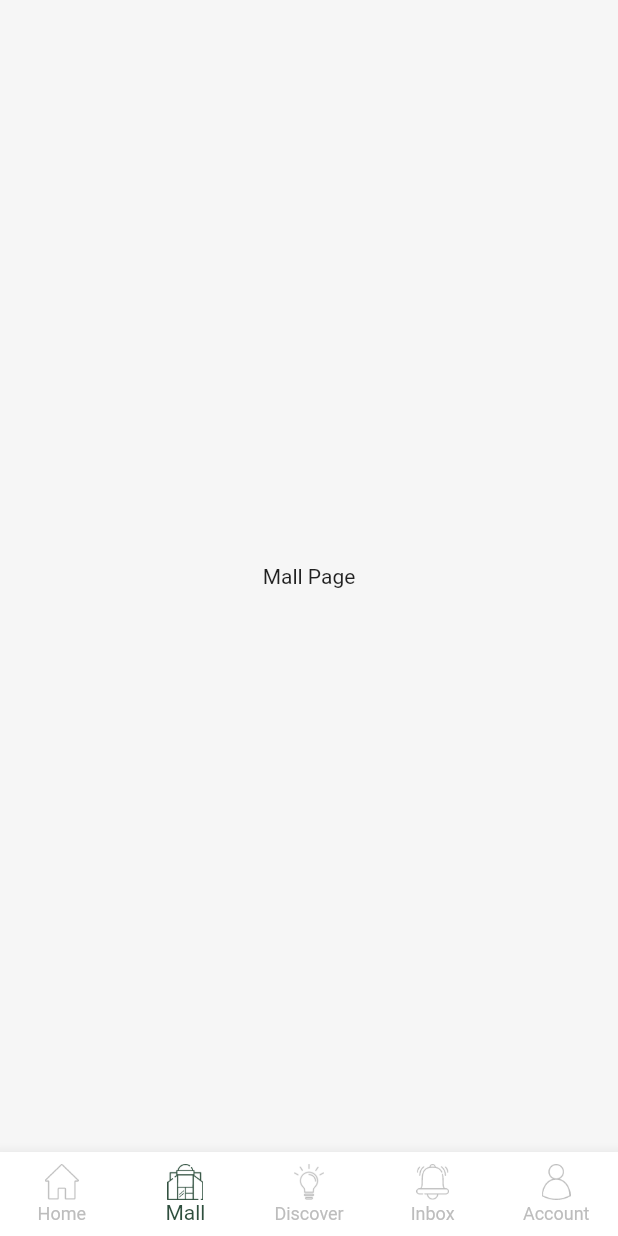
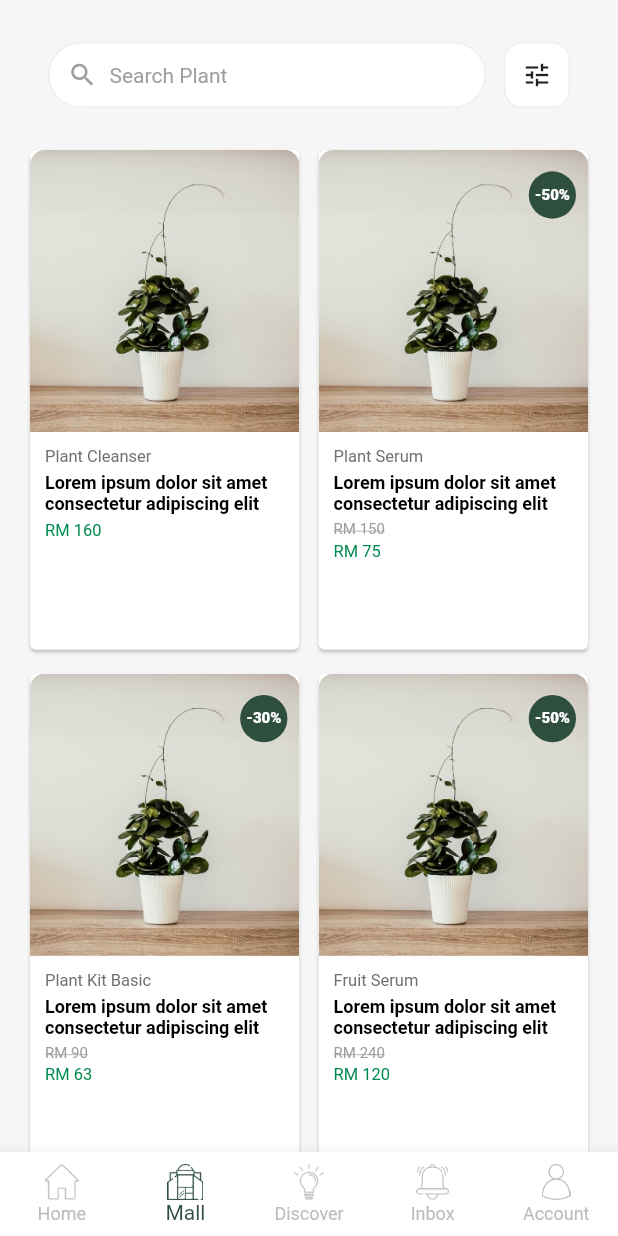
Before and after one commit to fauzibinfaisal/plant_shop, a Flutter app: the screen it shows after launch, item 2 of the bottom bar chosen, on a phone screen of 412 x 824 dp. Run offline on Flutter 3.47's test engine with Material 3 defaults, Android fonts, the light colour scheme and no system bars; our stand-ins replace gap, get.

Commit message:
feat: implement mall page product list feat: add search and empty state handling fix: match search bar UI with design spec

```diff
--- a/lib/core/theme/app_colors.dart
+++ b/lib/core/theme/app_colors.dart
@@ -9,7 +9,8 @@ class AppColors {
   // Backgrounds
   static const Color background = Color(0xFFF6F6F6);
   static const Color cardBackground = Colors.white;
-
+  static const Color textCardTitle = Color(0xFF707070);
+  static const Color textCardSubtitle = Color(0xFF000000);
   // Text
   static const Color textPrimary = Color(0xFF1C1C1C);
   static const Color textSecondary = Color(0xFF7A7A7A);
--- a/lib/core/theme/app_text_styles.dart
+++ b/lib/core/theme/app_text_styles.dart
@@ -75,4 +75,16 @@ class AppTextStyles {
     fontWeight: FontWeight.w800,
     color: AppColors.textMuted,
   );
+
+  static const TextStyle cardTitle = TextStyle(
+    fontSize: 11,
+    fontWeight: FontWeight.normal,
+    color: AppColors.textCardTitle,
+  );
+
+  static const TextStyle cardSubtitle = TextStyle(
+    fontSize: 12,
+    fontWeight: FontWeight.w600,
+    color: AppColors.textCardSubtitle,
+  );
 }
--- /dev/null
+++ b/lib/features/mall/mall_controller.dart
@@ -0,0 +1,89 @@
+import 'package:get/get.dart';
+import 'models/product_item.dart';
+
+class MallController extends GetxController {
+  final products = <ProductItem>[].obs;
+  final filteredProducts = <ProductItem>[].obs;
+
+  @override
+  void onInit() {
+    super.onInit();
+    loadMockProducts();
+  }
+
+  void loadMockProducts() {
+    products.assignAll([
+      ProductItem(
+        id: 'AAB0001',
+        title: 'Plant Cleanser',
+        subtitle: 'Lorem ipsum dolor sit amet consectetur adipiscing elit',
+        image: 'assets/images/plant_image.jpg',
+        originalPrice: 160,
+        discount: 0,
+      ),
+      ProductItem(
+        id: 'AAB0002',
+        title: 'Plant Serum',
+        subtitle: 'Lorem ipsum dolor sit amet consectetur adipiscing elit',
+        image: 'assets/images/plant_image.jpg',
+        originalPrice: 150,
+        discount: 50,
+      ),
+      ProductItem(
+        id: 'AAB0003',
+        title: 'Plant Kit Basic',
+        subtitle: 'Lorem ipsum dolor sit amet consectetur adipiscing elit',
+        image: 'assets/images/plant_image.jpg',
+        originalPrice: 90,
+        discount: 30,
+      ),
+      ProductItem(
+        id: 'AAB0004',
+        title: 'Fruit Serum',
+        subtitle: 'Lorem ipsum dolor sit amet consectetur adipiscing elit',
+        image: 'assets/images/plant_image.jpg',
+        originalPrice: 240,
+        discount: 50,
+      ),
+      ProductItem(
+        id: 'AAD0001',
+        title: 'Magic Water Spray',
+        subtitle: 'Lorem ipsum dolor sit amet consectetur adipiscing elit',
+        image: 'assets/images/plant_image.jpg',
+        originalPrice: 100,
+        discount: 10,
+      ),
+      ProductItem(
+        id: 'AAD0002',
+        title: 'Plant Kit Premium',
+        subtitle: 'Lorem ipsum dolor sit amet consectetur adipiscing elit',
+        image: 'assets/images/plant_image.jpg',
+        originalPrice: 120,
+        discount: 25,
+      ),
+      ProductItem(
+        id: 'AAD0003',
+        title: 'Premium Fertilizer',
+        subtitle: 'Lorem ipsum dolor sit amet consectetur adipiscing elit',
+        image: 'assets/images/plant_image.jpg',
+        originalPrice: 160,
+        discount: 0,
+      ),
+    ]);
+
+    filteredProducts.assignAll(products);
+  }
+
+  void search(String query) {
+    if (query.isEmpty) {
+      filteredProducts.assignAll(products);
+    } else {
+      filteredProducts.assignAll(
+        products.where(
+              (item) =>
+              item.title.toLowerCase().contains(query.toLowerCase()),
+        ),
+      );
+    }
+  }
+}
--- a/lib/features/mall/mall_page.dart
+++ b/lib/features/mall/mall_page.dart
@@ -1,12 +1,157 @@
 import 'package:flutter/material.dart';
+import 'package:get/get.dart';
+import 'package:gap/gap.dart';
+
+import '../../core/utils/responsive.dart';
+import '../../core/theme/app_text_styles.dart';
+import 'mall_controller.dart';
+import 'widgets/product_card.dart';
 
 class MallPage extends StatelessWidget {
   const MallPage({super.key});
 
   @override
   Widget build(BuildContext context) {
-    return const Center(
-      child: Text('Mall Page'),
+    final controller = Get.put(MallController());
+    final padding = Responsive.padding(context);
+
+    return Scaffold(
+      body: SafeArea(
+        child: CustomScrollView(
+          slivers: [
+            SliverPadding(
+              padding: EdgeInsets.all(padding),
+              sliver: SliverToBoxAdapter(
+                child: _buildSearchBar(context, controller),
+                // child: MallSearchBar(
+                //   onChanged: controller.search,
+                // ),
+              ),
+            ),
+
+            SliverPadding(
+              padding: EdgeInsets.symmetric(horizontal: padding),
+              sliver: Obx(() {
+                if (controller.filteredProducts.isEmpty) {
+                  return SliverToBoxAdapter(
+                    child: Padding(
+                      padding: EdgeInsets.only(top: padding * 2),
+                      child: Column(
+                        children: const [
+                          Icon(
+                            Icons.search_off,
+                            size: 64,
+                            color: Colors.grey,
+                          ),
+                          SizedBox(height: 16),
+                          Text(
+                            'No products found',
+                            style: AppTextStyles.title,
+                          ),
+                          SizedBox(height: 8),
+                          Text(
+                            'Try using a different keyword',
+                            style: AppTextStyles.caption,
+                          ),
+                        ],
+                      ),
+                    ),
+                  );
+                }
+
+                return SliverGrid(
+                  delegate: SliverChildBuilderDelegate(
+                        (context, index) {
+                      return ProductCard(
+                        item: controller.filteredProducts[index],
+                      );
+                    },
+                    childCount: controller.filteredProducts.length,
+                  ),
+                  gridDelegate: SliverGridDelegateWithFixedCrossAxisCount(
+                    crossAxisCount: 2,
+                    mainAxisSpacing: padding * 0.50,
+                    crossAxisSpacing: padding * 0.30,
+                    childAspectRatio: 0.55,
+                  ),
+                );
+              }),
+            ),
+
+            const SliverToBoxAdapter(child: Gap(24)),
+          ],
+        ),
+      ),
     );
   }
 }
+
+Widget _buildSearchBar(BuildContext context, MallController controller) {
+  return Padding(
+    padding: const EdgeInsets.fromLTRB(16, 12, 16, 8),
+    child: Row(
+      children: [
+        // Search Field
+        Expanded(
+          child: Container(
+            height: 44,
+            padding: const EdgeInsets.symmetric(horizontal: 12),
+            decoration: BoxDecoration(
+              color: Colors.white,
+              borderRadius: BorderRadius.circular(22),
+              border: Border.all(
+                color: Colors.grey.shade200,
+              ),
+            ),
+            child: Row(
+              children: [
+                const Icon(
+                  Icons.search,
+                  size: 20,
+                  color: Colors.grey,
+                ),
+                const SizedBox(width: 8),
+                Expanded(
+                  child: TextField(
+                    decoration: const InputDecoration(
+                      hintText: 'Search Plant',
+                      hintStyle: TextStyle(
+                        color: Colors.grey,
+                        fontSize: 14,
+                      ),
+                      border: InputBorder.none,
+                      isDense: true,
+                    ),
+                    onChanged: (value) {
+                      controller.search(value);
+                    },
+                  ),
+                ),
+              ],
+            ),
+          ),
+        ),
+
+        const SizedBox(width: 12),
+
+        // Filter Button
+        Container(
+          height: 44,
+          width: 44,
+          decoration: BoxDecoration(
+            color: Colors.white,
+            borderRadius: BorderRadius.circular(12),
+            border: Border.all(
+              color: Colors.grey.shade200,
+            ),
+          ),
+          child: const Icon(
+            Icons.tune,
+            size: 20,
+            color: Colors.black87,
+          ),
+        ),
+      ],
+    ),
+  );
+}
--- /dev/null
+++ b/lib/features/mall/models/product_item.dart
@@ -0,0 +1,42 @@
+// class ProductItem {
+//   final String title;
+//   final String image;
+//   final double price;
+//   final double originalPrice;
+//   final int discount;
+//
+//   ProductItem({
+//     required this.title,
+//     required this.image,
+//     required this.price,
+//     required this.originalPrice,
+//     required this.discount,
+//   });
+// }
+
+
+class ProductItem {
+  final String id;
+  final String title;
+  final String subtitle;
+  final String image;
+  final double originalPrice;
+  final int discount; // percentage
+
+  const ProductItem({
+    required this.id,
+    required this.title,
+    required this.subtitle,
+    required this.image,
+    required this.originalPrice,
+    required this.discount,
+  });
+
+  /// Computed final price
+  double get finalPrice {
+    if (discount <= 0) return originalPrice;
+    return originalPrice * (1 - discount / 100);
+  }
+
+  bool get hasDiscount => discount > 0;
+}
--- /dev/null
+++ b/lib/features/mall/widgets/mall_search_bar.dart
@@ -0,0 +1,41 @@
+import 'package:flutter/material.dart';
+import 'package:gap/gap.dart';
+
+import '../../../core/theme/app_colors.dart';
+
+class MallSearchBar extends StatelessWidget {
+  final ValueChanged<String> onChanged;
+
+  const MallSearchBar({
+    super.key,
+    required this.onChanged,
+  });
+
+  @override
+  Widget build(BuildContext context) {
+    return Container(
+      padding: const EdgeInsets.symmetric(horizontal: 12),
+      decoration: BoxDecoration(
+        color: Colors.white,
+        borderRadius: BorderRadius.circular(16),
+        border: Border.all(color: AppColors.border),
+      ),
+      child: Row(
+        children: [
+          const Icon(Icons.search, size: 22),
+          const Gap(8),
+          Expanded(
+            child: TextField(
+              decoration: const InputDecoration(
+                hintText: 'Search products',
+                border: InputBorder.none,
+              ),
+              onChanged: onChanged,
+            ),
+          ),
+          const Icon(Icons.filter_list),
+        ],
+      ),
+    );
+  }
+}
--- /dev/null
+++ b/lib/features/mall/widgets/product_card.dart
@@ -0,0 +1,106 @@
+import 'package:flutter/material.dart';
+
+import '../../../core/theme/app_colors.dart';
+import '../../../core/theme/app_text_styles.dart';
+import '../models/product_item.dart';
+
+class ProductCard extends StatelessWidget {
+  final ProductItem item;
+
+  const ProductCard({
+    super.key,
+    required this.item,
+  });
+
+  @override
+  Widget build(BuildContext context) {
+    final isSmall = MediaQuery.of(context).size.width < 360;
+
+    return Card(
+      child: Column(
+        crossAxisAlignment: CrossAxisAlignment.start,
+        children: [
+          // Image + Discount Badge
+          Stack(
+            children: [
+              ClipRRect(
+                borderRadius: const BorderRadius.vertical(
+                  top: Radius.circular(10),
+                ),
+                child: Image.asset(
+                  item.image,
+                  height: isSmall ? 170 : 188,
+                  width: double.infinity,
+                  fit: BoxFit.cover,
+                ),
+              ),
+
+              // ✅ Discount Badge (Only if discount > 0)
+              if (item.hasDiscount)
+                Positioned(
+                  top: 8,
+                  right: 8,
+                  child: Container(
+                    padding: const EdgeInsets.symmetric(
+                      horizontal: 4,
+                      vertical: 16,
+                    ),
+                    decoration: BoxDecoration(
+                      shape: BoxShape.circle,
+                      color: AppColors.discount,
+                      // borderRadius: BorderRadius.all(Radius.circular(20.0)),
+                    ),
+                    child: Text(
+                      '-${item.discount}%',
+                      style: AppTextStyles.discount
+                          .copyWith(color: Colors.white),
+                    ),
+                  ),
+                ),
+            ],
+          ),
+
+          Padding(
+            padding: EdgeInsets.all(isSmall ? 8 : 10),
+            child: Column(
+              crossAxisAlignment: CrossAxisAlignment.start,
+              children: [
+                Text(
+                  item.title,
+                  style: AppTextStyles.cardTitle,
+                  maxLines: 2,
+                  overflow: TextOverflow.ellipsis,
+                ),
+
+                const SizedBox(height: 4),
+
+                Text(
+                  item.subtitle,
+                  style: AppTextStyles.cardSubtitle,
+                  maxLines: 2,
+                  overflow: TextOverflow.ellipsis,
+                ),
+
+                const SizedBox(height: 4),
+
+                if (item.hasDiscount)
+                  Text(
+                    'RM ${item.originalPrice.toStringAsFixed(0)}',
+                    style: AppTextStyles.oldPrice,
+                  ),
+
+                if (item.hasDiscount)
+                  const SizedBox(height: 2),
+
+                Text(
+                  'RM ${item.finalPrice.toStringAsFixed(0)}',
+                  style: AppTextStyles.price,
+                ),
+              ],
+            ),
+          ),
+        ],
+      ),
+    );
+  }
+}
```
